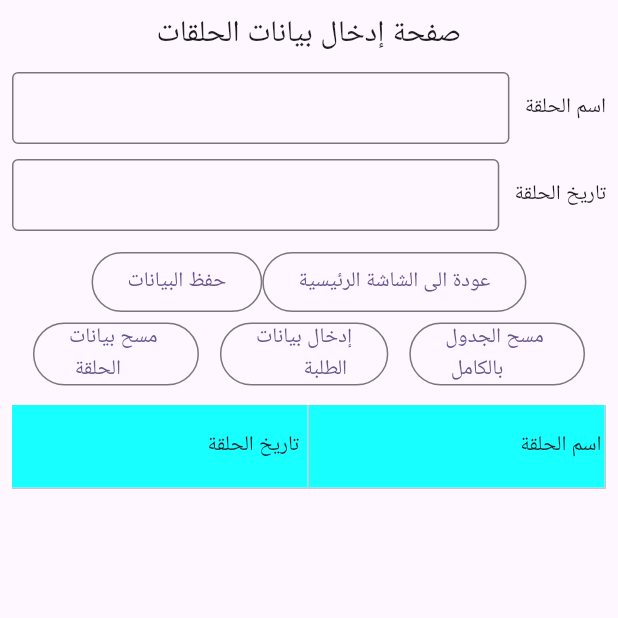
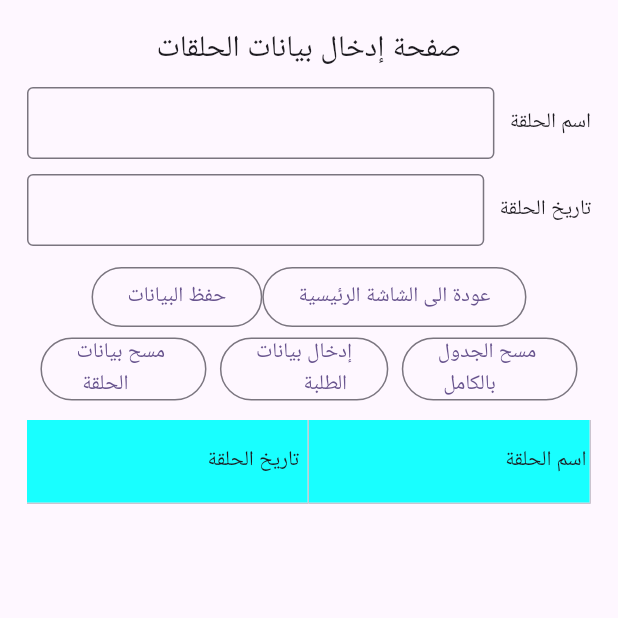
Before and after one commit to mhussin2008/quran_classes, a Flutter app: the ExamEntryScreenUpdated screen opened directly, on a phone screen of 412 x 824 dp, the top half of it. Run offline on Flutter 3.47's test engine with Material 3 defaults, Android fonts, the phone set to English and light mode, and no system bars; drawn by our look-alikes of syncfusion_flutter_datagrid; our stand-ins replace fluttertoast, shared_preferences, sqflite; accounts and stored records are empty.

Commit message:
first after editions 2

```diff
--- a/lib/ScreensUpdated/ExamEntryScreenUpdated.dart
+++ b/lib/ScreensUpdated/ExamEntryScreenUpdated.dart
@@ -51,16 +51,9 @@ class _ExamEntryScreenUpdatedState extends State<ExamEntryScreenUpdated> {
     TestDataSource dataSource = TestDataSource(testList: TestList);
     return Scaffold(
         resizeToAvoidBottomInset: false,
-        body: SafeArea(
-          child: Center(
-            child: Container(
-              decoration: BoxDecoration(
-                  // image: DecorationImage(
-                  //     image: AssetImage('assets/jpg/back.jpg' ),fit: BoxFit.cover
-                  // )
-                  ),
-              child: Padding(
-                padding: const EdgeInsets.all(8.0),
+
+        body: Padding(
+          padding: const EdgeInsets.all(18.0),
           child: Column(
             mainAxisAlignment: MainAxisAlignment.start,
             children: [
@@ -293,9 +286,6 @@ class _ExamEntryScreenUpdatedState extends State<ExamEntryScreenUpdated> {
               ),
             ],
           ),
-              ),
-            ),
-          ),
         ));
   }
 
```
Also changed, not shown: lib/Screens/QaryDataEntry.dart (+5 -3 lines). Lines whose indentation alone changed are shown as unchanged.
